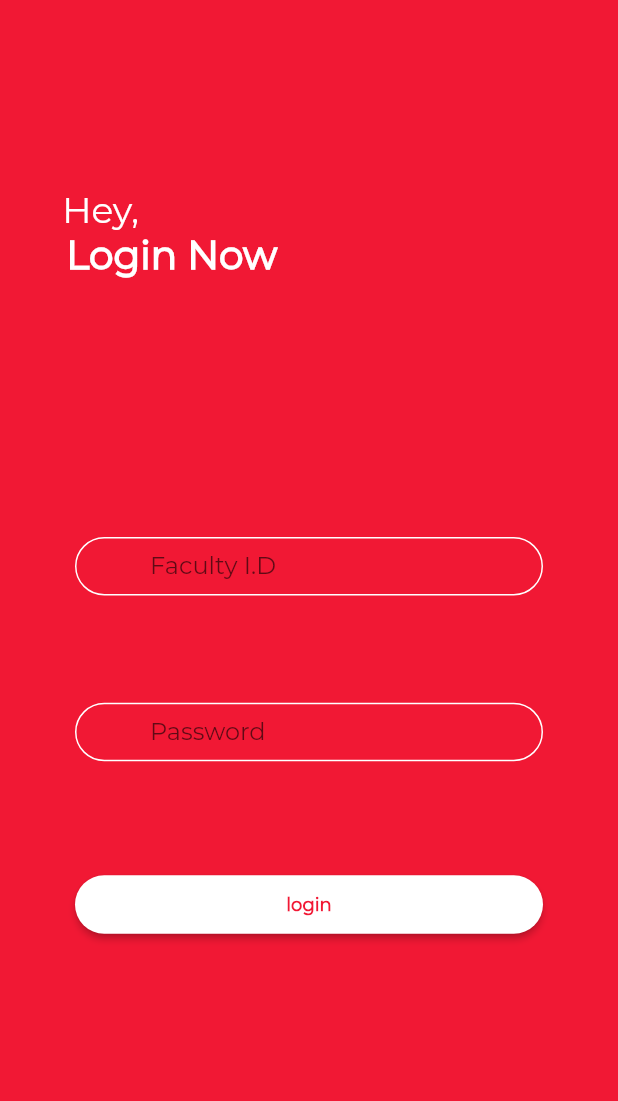
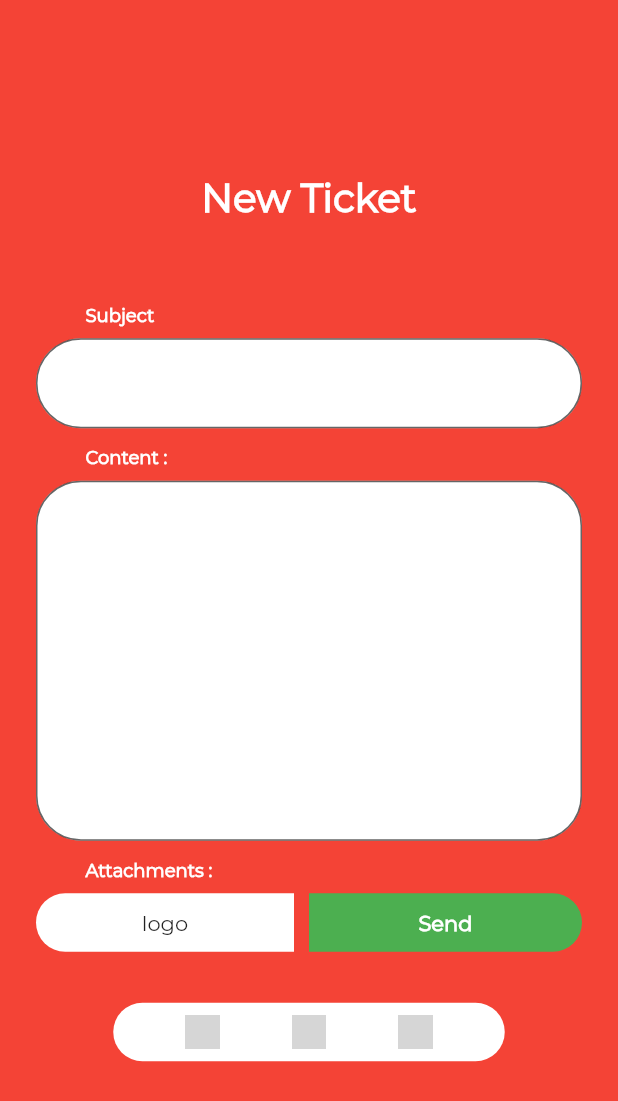
Before and after one commit to pranchi3578/CPORT, a Flutter app: the screen it shows after launch, on a phone screen of 412 x 824 dp. Shown: the top 1101 px of the screen. Run offline on Flutter 3.47's test engine with Material 2 defaults, Android fonts, the phone set to English and light mode, and no system bars; project files that could hold a hidden picture were left out; grey boxes are pictures that could not be loaded.

Commit message:
screen 12

```diff
--- a/lib/main.dart
+++ b/lib/main.dart
@@ -1,4 +1,6 @@
 import 'package:flutter/material.dart';
+import 'package:oneportal/screens/chat.dart';
+import 'package:oneportal/screens/newTicket.dart';
 
 import './screens/stuLogin.dart';
 import './screens/stuSignup.dart';
@@ -16,10 +18,11 @@ class MyApp extends StatelessWidget {
     return MaterialApp(
       title: 'One Portal',
       theme: ThemeData(primarySwatch: Colors.blue, fontFamily: 'Montserrat'),
-      home: FacultyLogin(),
+      home: NewTicket(),
       routes: {
         StudentLogin.routeName: (ctx) => StudentLogin(),
-        StudentSignup.routeName: (ctx) => StudentSignup()
+        StudentSignup.routeName: (ctx) => StudentSignup(),
+        Chat.routeName: (ctx) => Chat()
       },
     );
   }
--- /dev/null
+++ b/lib/screens/chat.dart
@@ -0,0 +1,17 @@
+import 'package:flutter/material.dart';
+
+class Chat extends StatefulWidget {
+  static const routeName = "/chat";
+
+  @override
+  _ChatState createState() => _ChatState();
+}
+
+class _ChatState extends State<Chat> {
+  @override
+  Widget build(BuildContext context) {
+    return Scaffold(
+      body: Text("Chat"),
+    );
+  }
+}
--- /dev/null
+++ b/lib/screens/newTicket.dart
@@ -0,0 +1,163 @@
+import 'package:flutter/material.dart';
+import 'package:oneportal/widgets/bottomBar.dart';
+
+class NewTicket extends StatefulWidget {
+  @override
+  _NewTicketState createState() => _NewTicketState();
+}
+
+class _NewTicketState extends State<NewTicket> {
+  final _formKey = GlobalKey<FormState>();
+
+  @override
+  Widget build(BuildContext context) {
+    return Scaffold(
+      // bottomNavigationBar: BottomBar(),
+      backgroundColor: Colors.red,
+      body: Padding(
+        padding: const EdgeInsets.symmetric(horizontal: 24),
+        child: Form(
+          key: _formKey,
+          child: Center(
+            child: SingleChildScrollView(
+              child: Column(
+                // mainAxisAlignment: MainAxisAlignment.spaceEvenly,
+                children: <Widget>[
+                  Text(
+                    "New Ticket",
+                    style: TextStyle(
+                        color: Colors.white,
+                        fontWeight: FontWeight.bold,
+                        fontSize: 26),
+                  ),
+                  SizedBox(
+                    height: 54,
+                  ),
+                  SizedBox(
+                      child: Column(
+                    children: <Widget>[
+                      Padding(
+                        padding: const EdgeInsets.only(left: 33.0),
+                        child: Align(
+                          alignment: Alignment.centerLeft,
+                          child: Text(
+                            "Subject",
+                            style: TextStyle(
+                                fontSize: 12,
+                                color: Colors.white,
+                                fontWeight: FontWeight.bold),
+                          ),
+                        ),
+                      ),
+                      SizedBox(
+                        height: 8,
+                      ),
+                      TextFormField(
+                        decoration: InputDecoration(
+                            fillColor: Colors.white,
+                            filled: true,
+                            border: OutlineInputBorder(
+                                borderRadius:
+                                    BorderRadius.all(Radius.circular(30)))),
+                      ),
+                      SizedBox(
+                        height: 12,
+                      ),
+                      Padding(
+                        padding: const EdgeInsets.only(left: 33.0),
+                        child: Align(
+                          alignment: Alignment.centerLeft,
+                          child: Text(
+                            "Content :",
+                            style: TextStyle(
+                                fontSize: 12,
+                                color: Colors.white,
+                                fontWeight: FontWeight.bold),
+                          ),
+                        ),
+                      ),
+                      SizedBox(
+                        height: 8,
+                      ),
+                      TextFormField(
+                        maxLines: null,
+                        keyboardType: TextInputType.multiline,
+                        minLines: 10,
+                        decoration: InputDecoration(
+                            fillColor: Colors.white,
+                            filled: true,
+                            border: OutlineInputBorder(
+                                borderRadius:
+                                    BorderRadius.all(Radius.circular(30)))),
+                      ),
+                      SizedBox(height: 12),
+                      Padding(
+                        padding: const EdgeInsets.only(left: 33.0),
+                        child: Align(
+                          alignment: Alignment.centerLeft,
+                          child: Text(
+                            "Attachments :",
+                            style: TextStyle(
+                                fontSize: 12,
+                                color: Colors.white,
+                                fontWeight: FontWeight.bold),
+                          ),
+                        ),
+                      ),
+                      SizedBox(height: 8),
+                      Row(
+                        mainAxisAlignment: MainAxisAlignment.center,
+                        children: <Widget>[
+                          Expanded(
+                            child: Container(
+                              height: 39,
+                              // width: 60,
+                              margin: EdgeInsets.only(right: 10),
+                              decoration: BoxDecoration(
+                                  color: Colors.white,
+                                  borderRadius: BorderRadius.only(
+                                      bottomLeft: Radius.circular(30),
+                                      topLeft: Radius.circular(30))),
+                              child: Center(
+                                child: InkWell(
+                                  child: Text("logo"),
+                                ),
+                              ),
+                            ),
+                          ),
+                          Expanded(
+                            child: Container(
+                              height: 39,
+                              // width: 0,
+                              decoration: BoxDecoration(
+                                  color: Colors.green,
+                                  borderRadius: BorderRadius.only(
+                                      bottomRight: Radius.circular(30),
+                                      topRight: Radius.circular(30))),
+                              child: Center(
+                                child: InkWell(
+                                  child: Text(
+                                    "Send",
+                                    style: TextStyle(
+                                        color: Colors.white,
+                                        fontWeight: FontWeight.bold),
+                                  ),
+                                ),
+                              ),
+                            ),
+                          ),
+                        ],
+                      )
+                    ],
+                  )),
+                  SizedBox(height: 34),
+                  BottomBar()
+                ],
+              ),
+            ),
+          ),
+        ),
+      ),
+    );
+  }
+}
--- /dev/null
+++ b/lib/widgets/bottomBar.dart
@@ -0,0 +1,43 @@
+import 'package:flutter/material.dart';
+
+class BottomBar extends StatelessWidget {
+  @override
+  Widget build(BuildContext context) {
+    return Container(
+      height: 39,
+      width: 261,
+      decoration: BoxDecoration(
+          color: Colors.white,
+          borderRadius: BorderRadius.all(Radius.circular(30))),
+      child: Row(
+        mainAxisAlignment: MainAxisAlignment.spaceEvenly,
+        children: <Widget>[
+          GestureDetector(
+            onTap: null,
+            child: Image.asset(
+              "assets/comment.png",
+              height: 23,
+              width: 23,
+            ),
+          ),
+          GestureDetector(
+            onTap: null,
+            child: Image.asset(
+              "assets/comment.png",
+              height: 23,
+              width: 23,
+            ),
+          ),
+          GestureDetector(
+            onTap: () => Navigator.of(context).pushNamed("/chat"),
+            child: Image.asset(
+              "assets/comment.png",
+              height: 23,
+              width: 23,
+            ),
+          )
+        ],
+      ),
+    );
+  }
+}
--- a/pubspec.yaml
+++ b/pubspec.yaml
@@ -39,8 +39,8 @@ flutter:
   # the material Icons class.
   uses-material-design: true
   # To add assets to your application, add an assets section, like this:
-  # assets:
-  #  - images/a_dot_burr.jpeg
+  assets:
+    - assets/comment.png
   #  - images/a_dot_ham.jpeg
   # An image asset can refer to one or more resolution-specific "variants", see
   # https://flutter.dev/assets-and-images/#resolution-aware.
```
Also changed, not shown: assets/images/comment.png (added), 1 other file.
